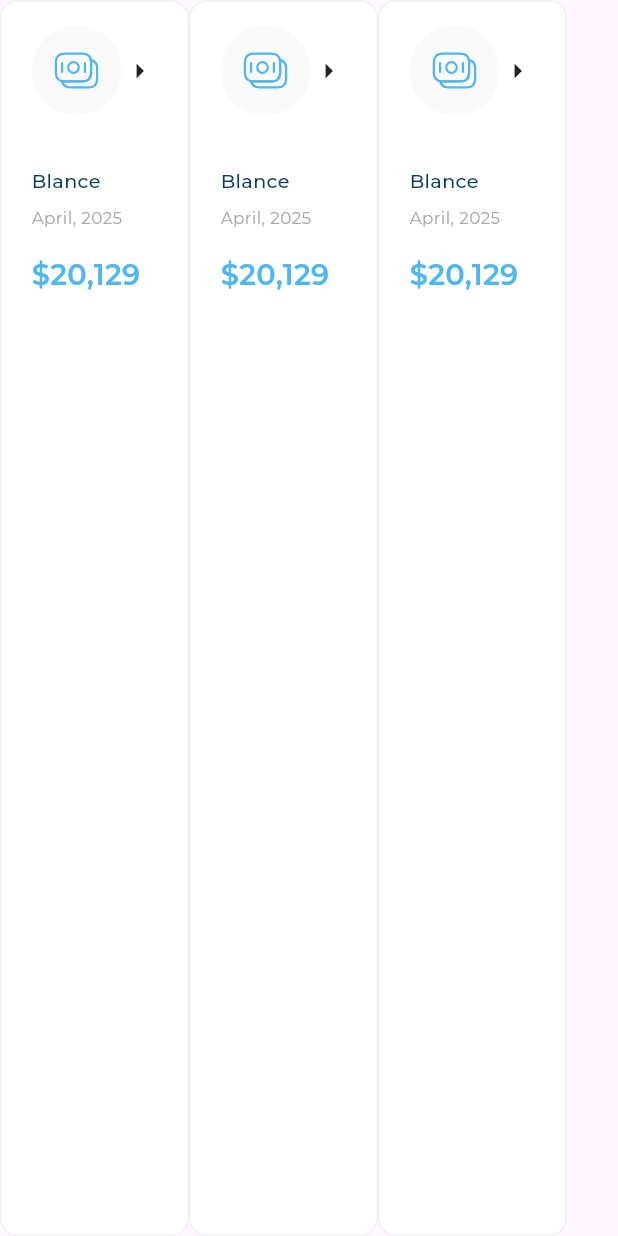
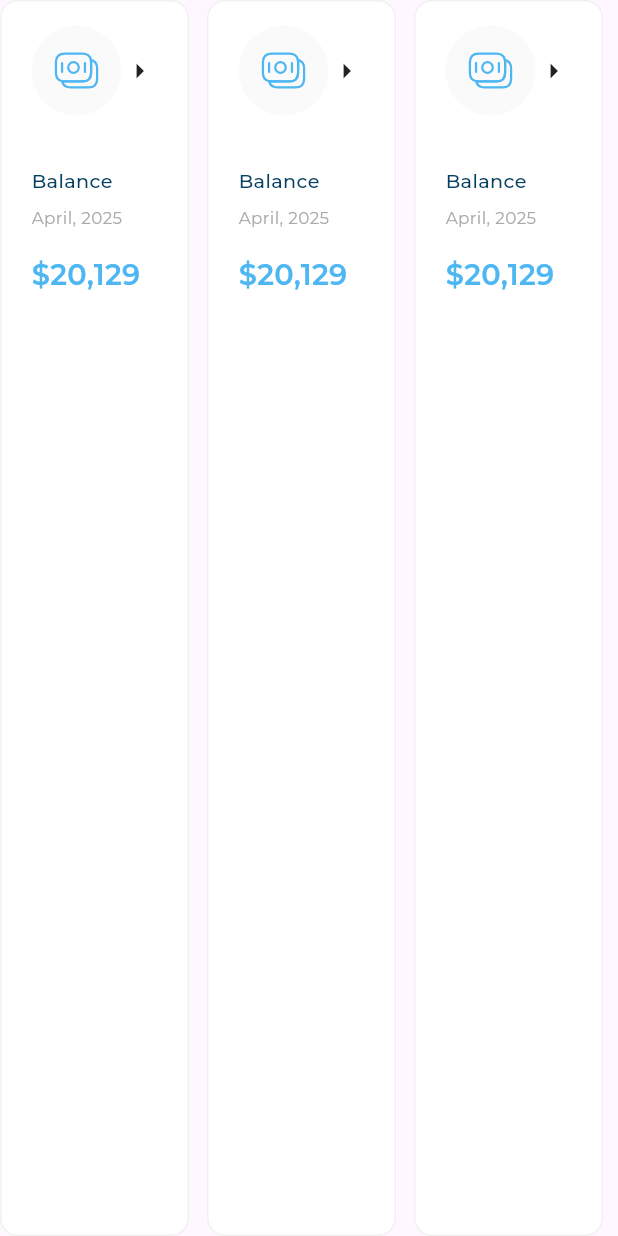
Before and after one commit to Kaream66/responsive-_dash_board, a Flutter app: the AllExpensesItemListView widget shown alone on an empty page, opened directly, on a phone screen of 412 x 824 dp. Run offline on Flutter 3.47's test engine with Material 3 defaults, Android fonts, the phone set to English and light mode, and no system bars; our stand-ins replace flutter_svg; project files that could hold a hidden picture were left out.

```diff
--- a/lib/views/widgets/all_expenses_item_list_view.dart
+++ b/lib/views/widgets/all_expenses_item_list_view.dart
@@ -1,41 +1,50 @@
+import 'dart:math';
+
 import 'package:flutter/material.dart';
 import 'package:responsive_dash_board/models/all_expense_item_model.dart';
 import 'package:responsive_dash_board/utils/app_images.dart';
 import 'package:responsive_dash_board/views/widgets/all_expenses_item.dart';
 
-class AllExpensesItemListView
-    extends StatelessWidget {
+class AllExpensesItemListView extends StatelessWidget {
   const AllExpensesItemListView({super.key});
-  static List item = [
+
+  static List<AllExpenseItemModel> items = [
     AllExpenseItemModel(
       image: Assets.imagesBalance,
       date: 'April, 2025',
-      title: 'Blance',
+      title: 'Balance',
       price: r'$20,129',
     ),
     AllExpenseItemModel(
       image: Assets.imagesBalance,
       date: 'April, 2025',
-      title: 'Blance',
+      title: 'Balance',
       price: r'$20,129',
     ),
     AllExpenseItemModel(
       image: Assets.imagesBalance,
       date: 'April, 2025',
-      title: 'Blance',
+      title: 'Balance',
       price: r'$20,129',
     ),
   ];
+
   @override
   Widget build(BuildContext context) {
-    return ListView.builder(
-      scrollDirection: Axis.horizontal,
-      itemCount: item.length,
-      itemBuilder: (context, index) {
-        return AllExpensesItem(
-          itemModel: item[index],
-        );
-      },
+    return Row(
+      children:
+          items.asMap().entries.map((e) {
+            int index = e.key;
+            var item = e.value;
+            if (index == 1) {
+              return Padding(
+                padding: EdgeInsets.symmetric(horizontal: 12),
+                child: AllExpensesItem(itemModel: item),
+              );
+            } else {
+              return AllExpensesItem(itemModel: item);
+            }
+          }).toList(),
     );
   }
 }
```
Also changed, not shown: lib/views/widgets/all_expenses.dart (+3 -9 lines).
